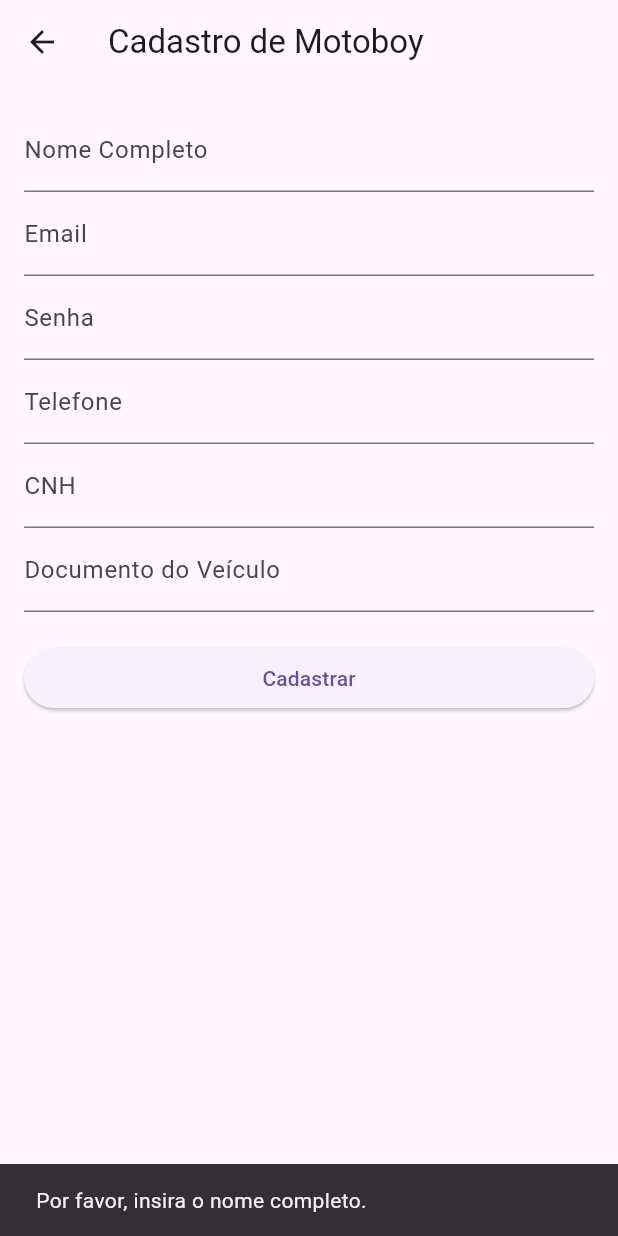
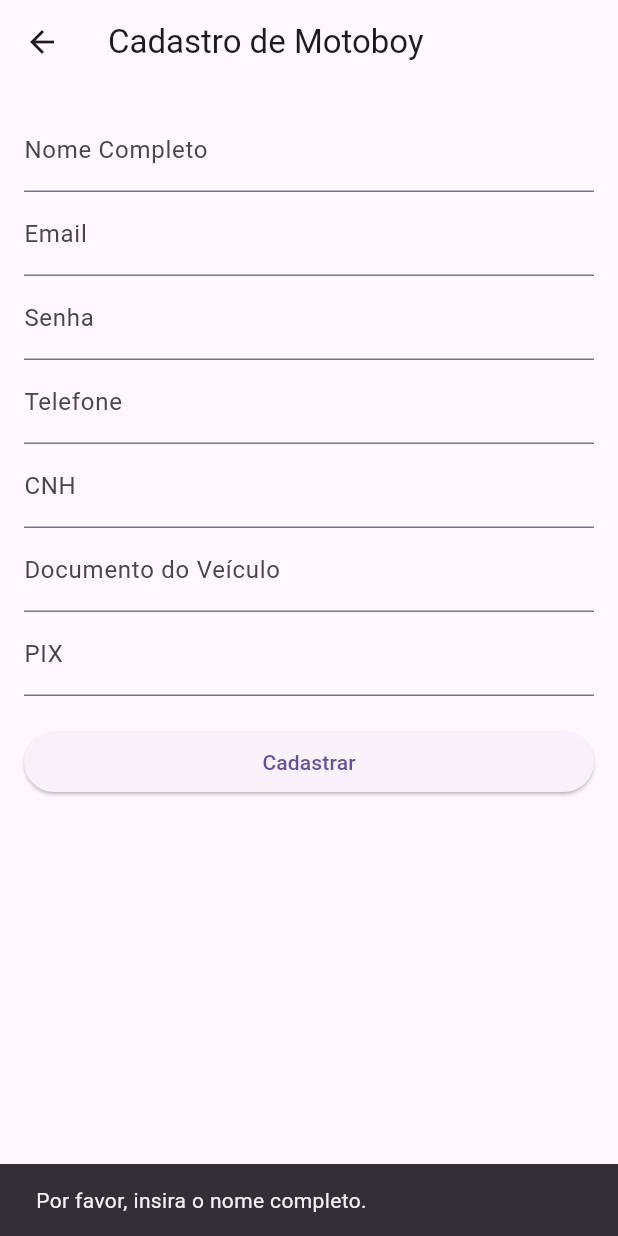
Before and after one commit to Xeviousbr/TeleTutoApp2, a Flutter app: the RegisterPage screen opened directly, after a tap on "Cadastrar", on a phone screen of 412 x 824 dp. Run offline on Flutter 3.47's test engine with Material 3 defaults, Android fonts, the light colour scheme and no system bars; our stand-ins replace shared_preferences; accounts and stored records are empty.

Commit message:
Cadastro do PIX

```diff
--- a/lib/api.Dart
+++ b/lib/api.Dart
@@ -33,7 +33,7 @@ class API {
     }
   }
 
-static Future<bool> registerUser(String nome, String email, String senha, String telefone, String cnh, String documentoVeiculo) async {
+static Future<bool> registerUser(String nome, String email, String senha, String telefone, String cnh, String documentoVeiculo, String PIX) async {
   String baseUrl = "https://teletudo.com/api/cadboy";
   final response = await http.post(
     Uri.parse(baseUrl),
@@ -48,6 +48,7 @@ static Future<bool> registerUser(String nome, String email, String senha, String
       'telefone': telefone,
       'cnh': cnh,
       'documento_veiculo': documentoVeiculo,
+      'PIX': PIX,
     }),
   );
   if (response.statusCode == 200 || response.statusCode == 201) {
--- a/lib/register_page.dart
+++ b/lib/register_page.dart
@@ -14,6 +14,7 @@ class _RegisterPageState extends State<RegisterPage> {
   final _phoneController = TextEditingController();
   final _cnhController = TextEditingController();
   final _vehicleDocController = TextEditingController();
+  final _pix = TextEditingController();
 
   @override
   void dispose() {
@@ -23,6 +24,7 @@ class _RegisterPageState extends State<RegisterPage> {
     _phoneController.dispose();
     _cnhController.dispose();
     _vehicleDocController.dispose();
+    _pix.dispose();
     super.dispose();
   }
 
@@ -64,6 +66,10 @@ class _RegisterPageState extends State<RegisterPage> {
               controller: _vehicleDocController,
               decoration: InputDecoration(labelText: 'Documento do Veículo'),
             ),
+            TextField(
+              controller: _pix,
+              decoration: InputDecoration(labelText: 'PIX'),
+            ),
             SizedBox(height: 20),
             ElevatedButton(
               onPressed: () async {
@@ -73,6 +79,7 @@ class _RegisterPageState extends State<RegisterPage> {
                 String cnh = _cnhController.text;
                 String telefone = _phoneController.text;
                 String documentoVeiculo = _vehicleDocController.text;
+                String PIX = _pix.text;
                 if (!validarNome(nome)) {
                   mostrarMensagem(
                       context, 'Por favor, insira o nome completo.');
@@ -97,7 +104,7 @@ class _RegisterPageState extends State<RegisterPage> {
                   return; // Interrompe a execução se a CNH for inválida
                 }
                 bool Cadastrado = await API.registerUser(
-                    nome, email, senha, telefone, cnh, documentoVeiculo);
+                    nome, email, senha, telefone, cnh, documentoVeiculo, PIX);
                 if (Cadastrado) {
                   print('Cadastro bem-sucedido');
                   Navigator.of(context).pushReplacement(
```
